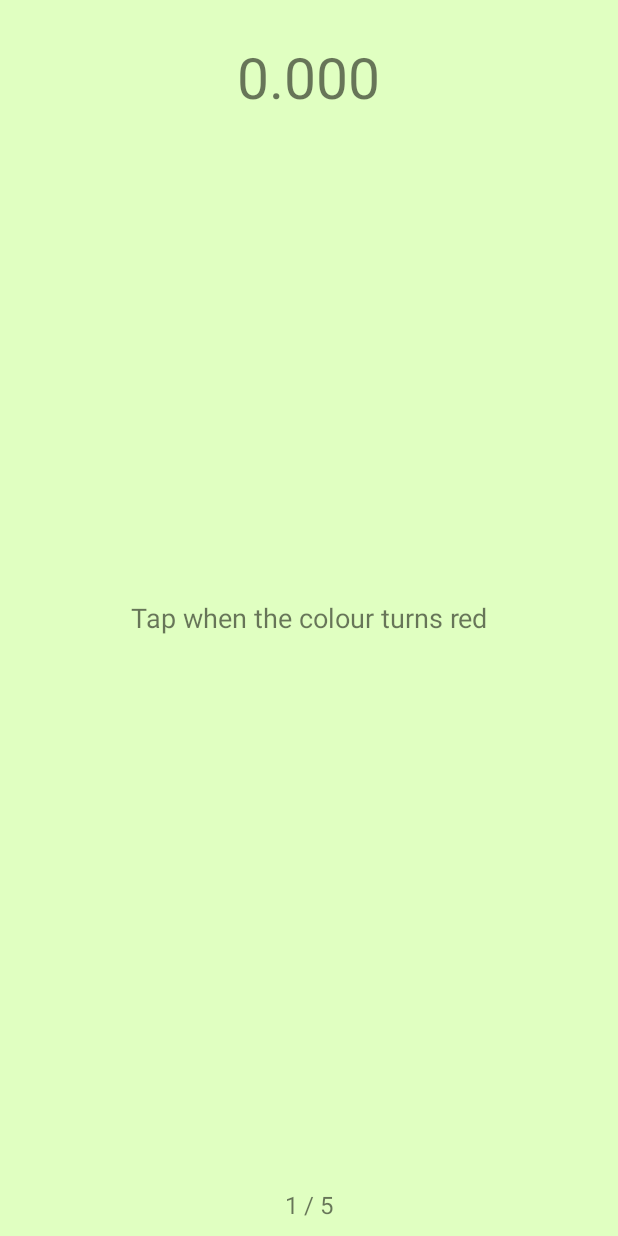
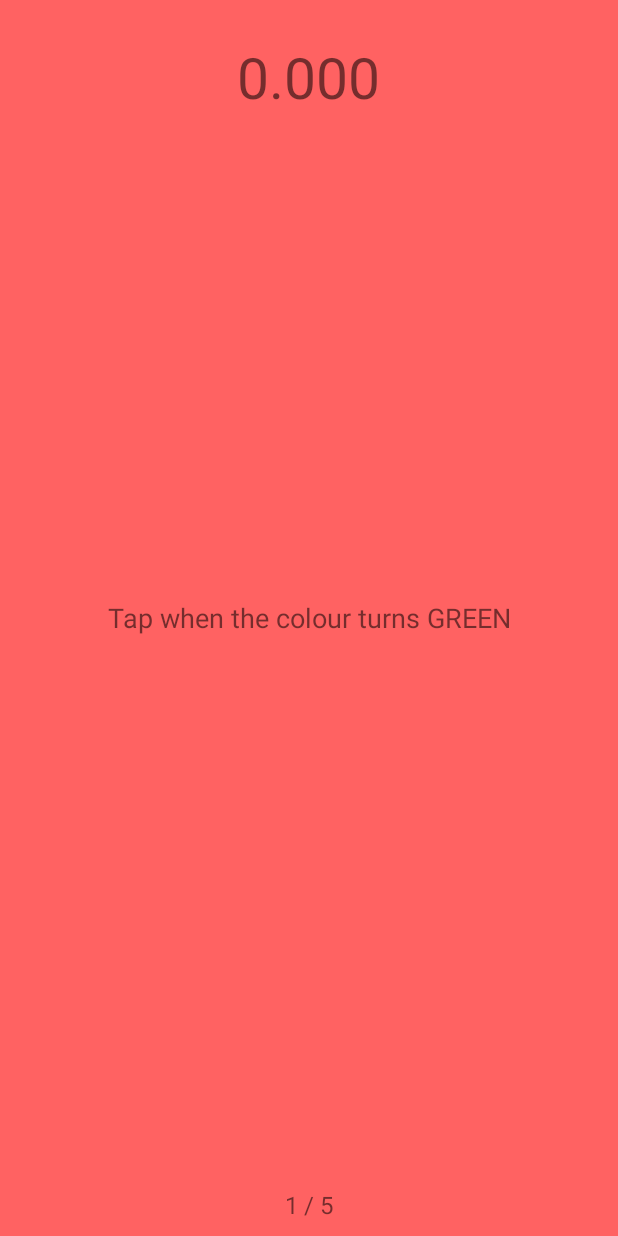
Before and after one commit to peter6006/Quickest, an Android app: the screen it shows after launch (Game), after a tap on "PLAY!", on a phone screen of 412 x 824 dp. Run offline under Robolectric (Android 15) with nearby library versions, the phone set to English and light mode, and no system bars; our stand-ins replace Firebase (no records; nobody signed in at launch, a user with empty details on screens opened directly); libraries missing offline, so code that uses them is left out: io.vrinda.kotlinpermissions.

Commit message:
[MODIFY] Game is changed so is the alert

```diff
--- a/app/src/main/res/values/strings.xml
+++ b/app/src/main/res/values/strings.xml
@@ -11,9 +11,9 @@
     <string name="tvScoreDef">0</string>
 
     <!-- GAME -->
-    <string name="gameMSG">Tap when the colour turns red</string>
+    <string name="gameMSG">Tap when the colour turns GREEN</string>
     <string name="gameMSGFinish">Finish!</string>
-    <string name="gameMSGError">You must tap when the colour is red, not when its green</string>
+    <string name="gameMSGError">You must tap when the colour is GREEN, not when its RED</string>
 
     <!-- RESULT -->
     <string name="resultMSG">Your result:</string>
```
Also changed, not shown: app/src/main/AndroidManifest.xml (+6 -2 lines), app/src/main/java/peter/skydev/quickest/Game.kt (+11 -7 lines).
